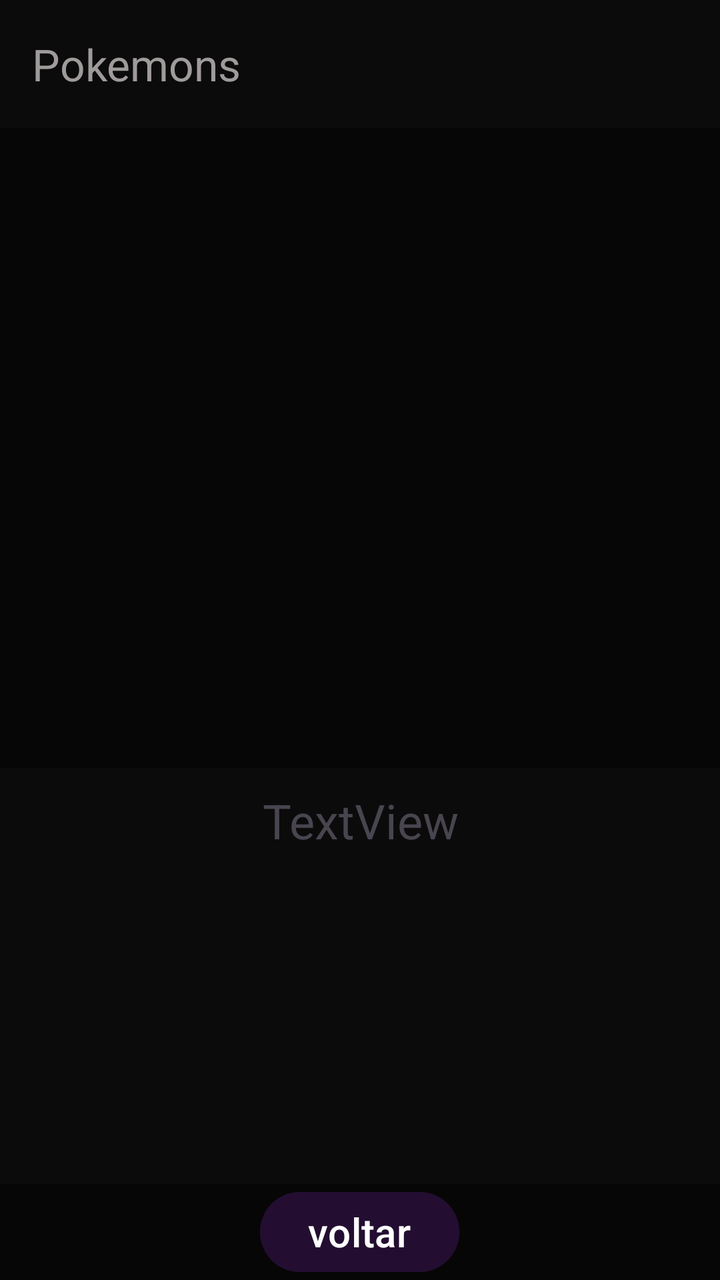
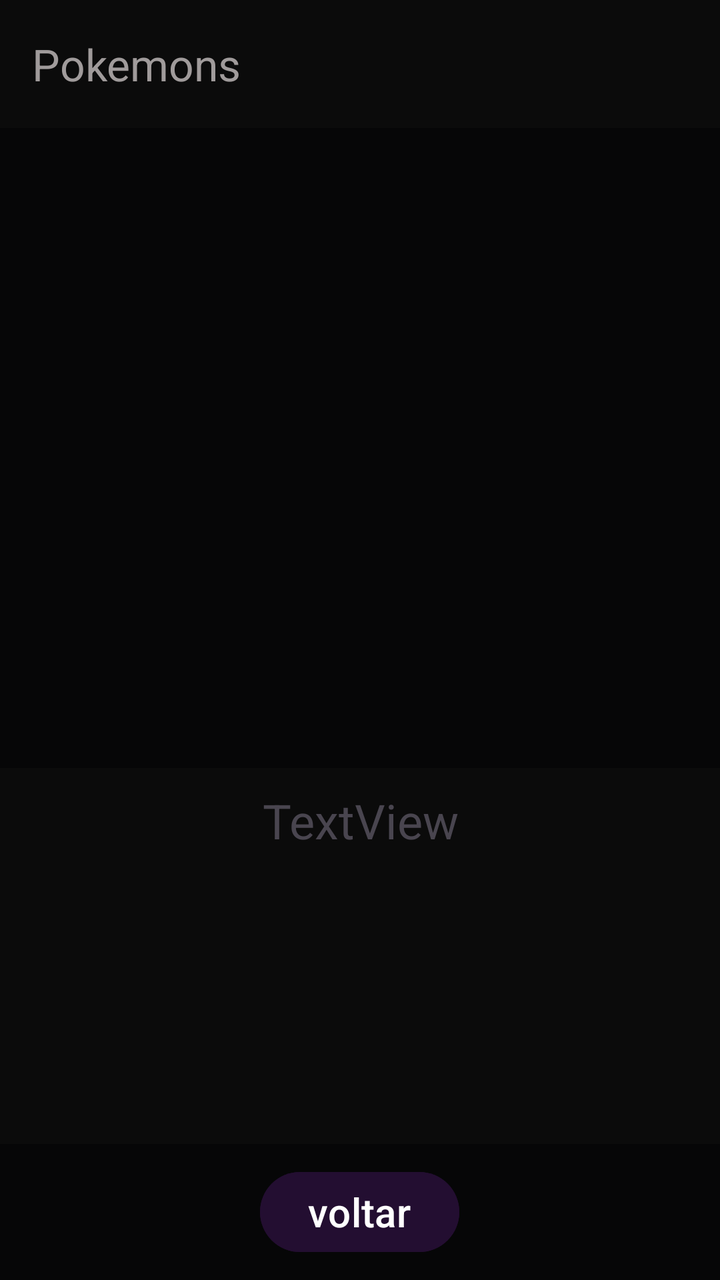

Before-and-after screenshots of an Android layout around one commit, followed by the original layout XML and the change that was made.
<!-- AndroidManifest.xml: application theme Theme.ProjetoPDMII -->
<!-- res/layout/activity_tela03.xml -->
<?xml version="1.0" encoding="utf-8"?>
<androidx.drawerlayout.widget.DrawerLayout xmlns:android="http://schemas.android.com/apk/res/android"
    xmlns:app="http://schemas.android.com/apk/res-auto"
    xmlns:tools="http://schemas.android.com/tools"
    android:id="@+id/iddrawer"
    android:layout_width="match_parent"
    android:layout_height="match_parent"
    android:background="#060607"
    android:orientation="vertical"
    tools:context=".Tela03">

    <LinearLayout
        android:id="@+id/naosei2"
        android:layout_width="match_parent"
        android:layout_height="match_parent"
        android:orientation="vertical">

        <LinearLayout
            android:layout_width="match_parent"
            android:layout_height="wrap_content"
            android:background="#0B0B0B"
            android:orientation="horizontal">

            <androidx.appcompat.widget.Toolbar
                android:id="@+id/toolbar2"
                android:layout_width="360dp"
                android:layout_height="wrap_content"
                android:background="#0B0B0B"
                android:minHeight="?attr/actionBarSize"
                android:theme="?attr/actionBarTheme"
                app:title="Pokemons"
                app:titleTextColor="#A09B9B" />

            <LinearLayout
                android:layout_width="match_parent"
                android:layout_height="match_parent"
                android:gravity="end"
                android:orientation="horizontal">

                <ImageView
                    android:id="@+id/imageView10"
                    android:layout_width="wrap_content"
                    android:layout_height="wrap_content"
                    android:layout_marginTop="5dp"
                    android:background="#0B0B0B"
                    app:srcCompat="@drawable/music_note_48px" />
            </LinearLayout>

        </LinearLayout>

        <androidx.viewpager2.widget.ViewPager2
            android:id="@+id/viewpager"
            android:layout_width="match_parent"
            android:layout_height="320dp" />

        <ScrollView
            android:layout_width="match_parent"
            android:layout_height="0dp"
            android:layout_weight="1"
            android:background="#0B0B0B">

            <LinearLayout
                android:layout_width="match_parent"
                android:layout_height="wrap_content"
                android:orientation="vertical">

                <TextView
                    android:id="@+id/textView3"
                    android:layout_width="match_parent"
                    android:layout_height="wrap_content"
                    android:layout_margin="10dp"
                    android:gravity="center"
                    android:text="TextView"
                    android:textSize="24sp" />
            </LinearLayout>
        </ScrollView>

        <LinearLayout
            android:layout_width="match_parent"
            android:layout_height="wrap_content"
            android:background="#060607"
            android:gravity="center"
            android:orientation="vertical">

            <Button
                android:id="@+id/button"
                android:layout_width="wrap_content"
                android:layout_height="match_parent"
                android:backgroundTint="#230E31"
                android:gravity="center"
                android:text="voltar"
                android:textColorLink="#3E3838"
                android:textSize="20sp" />

        </LinearLayout>
    </LinearLayout>

    <com.google.android.material.navigation.NavigationView
        android:id="@+id/navigationView"
        android:layout_width="match_parent"
        android:layout_height="match_parent"
        android:layout_gravity="start"
        app:headerLayout="@layout/cabecalho"
        app:menu="@menu/menu_drawer" />

</androidx.drawerlayout.widget.DrawerLayout>
<!-- res/layout/cabecalho.xml (included above) -->
<?xml version="1.0" encoding="utf-8"?>
<LinearLayout xmlns:android="http://schemas.android.com/apk/res/android"
    xmlns:app="http://schemas.android.com/apk/res-auto"
    android:layout_width="match_parent"
    android:layout_height="180dp"
    android:background="#15151A"
    android:gravity="bottom"
    android:orientation="vertical"
    android:padding="10dp">

    <ImageView
        android:id="@+id/imageView8"
        android:layout_width="72dp"
        android:layout_height="72dp"
        android:layout_weight="1"
        app:srcCompat="@drawable/account_circle_48px" />

    <TextView
        android:id="@+id/textView5"
        android:layout_width="wrap_content"
        android:layout_height="wrap_content"
        android:layout_weight="1"
        android:text="@string/name"
        android:textSize="16sp" />

    <TextView
        android:id="@+id/textView6"
        android:layout_width="wrap_content"
        android:layout_height="wrap_content"
        android:layout_weight="1"
        android:text="@string/email"
        android:textSize="16sp" />
</LinearLayout>
<!-- resources referenced by this layout -->
<resources>
  <!-- drawable account_circle_48px (drawable) -->
  <vector xmlns:android="http://schemas.android.com/apk/res/android"
      android:width="48dp"
      android:height="48dp"
      android:viewportWidth="960"
      android:viewportHeight="960"
      android:tint="?attr/colorControlNormal">
    <path
        android:fillColor="@android:color/white"
        android:pathData="M216,701Q280,656 344,632.5Q408,609 480,609Q552,609 616,632.5Q680,656 746,701Q789,645 806,592Q823,539 823,480Q823,334 724.5,235.5Q626,137 480,137Q334,137 235.5,235.5Q137,334 137,480Q137,539 154.5,592Q172,645 216,701ZM374,479Q331,436 331,373Q331,310 374,267Q417,224 480,224Q543,224 586,267Q629,310 629,373Q629,436 586,479Q543,522 480,522Q417,522 374,479ZM480,896Q395,896 319.5,863Q244,830 187,773Q130,716 97,640.5Q64,565 64,480Q64,395 97,319.5Q130,244 187,187Q244,130 319.5,97Q395,64 480,64Q565,64 640.5,97Q716,130 773,187Q830,244 863,319.5Q896,395 896,480Q896,565 863,640.5Q830,716 773,773Q716,830 640.5,863Q565,896 480,896ZM584.5,808Q636,793 688,753Q636,718 583.5,700Q531,682 480,682Q429,682 376.5,700Q324,718 273,753Q324,793 375.5,808Q427,823 480,823Q533,823 584.5,808ZM534.5,427.5Q556,406 556,373Q556,340 534.5,318.5Q513,297 480,297Q447,297 425.5,318.5Q404,340 404,373Q404,406 425.5,427.5Q447,449 480,449Q513,449 534.5,427.5ZM480,373Q480,373 480,373Q480,373 480,373Q480,373 480,373Q480,373 480,373Q480,373 480,373Q480,373 480,373Q480,373 480,373Q480,373 480,373ZM480,752Q480,752 480,752Q480,752 480,752Q480,752 480,752Q480,752 480,752Q480,752 480,752Q480,752 480,752Q480,752 480,752Q480,752 480,752Z"/>
  </vector>
  <!-- drawable music_note_48px (drawable) -->
  <vector xmlns:android="http://schemas.android.com/apk/res/android"
      android:width="48dp"
      android:height="48dp"
      android:viewportWidth="960"
      android:viewportHeight="960"
      android:tint="#2F2BA8">
  
    <path
        android:fillColor="@android:color/white"
        android:pathData="M286.5,796.5Q243,753 243,690Q243,627 286.5,583.5Q330,540 393,540Q421,540 443.5,548Q466,556 483,570L483,120L717,120L717,255L543,255L543,690Q543,753 499.5,796.5Q456,840 393,840Q330,840 286.5,796.5Z"/>
  </vector>
  <string name="email">bablababla@gmail.com </string>
  <string name="name">Sophia Gomes </string>
  <style name="Theme.ProjetoPDMII" parent="Base.Theme.ProjetoPDMII" />
  <style name="Base.Theme.ProjetoPDMII" parent="Theme.Material3.DayNight.NoActionBar">
          
          
      </style>
</resources>

<!-- the commit's change to res/layout/activity_tela03.xml (unified diff, before → after) -->
@@ -86,6 +86,7 @@
                 android:id="@+id/button"
                 android:layout_width="wrap_content"
                 android:layout_height="match_parent"
+                android:layout_margin="10dp"
                 android:backgroundTint="#230E31"
                 android:gravity="center"
                 android:text="voltar"
